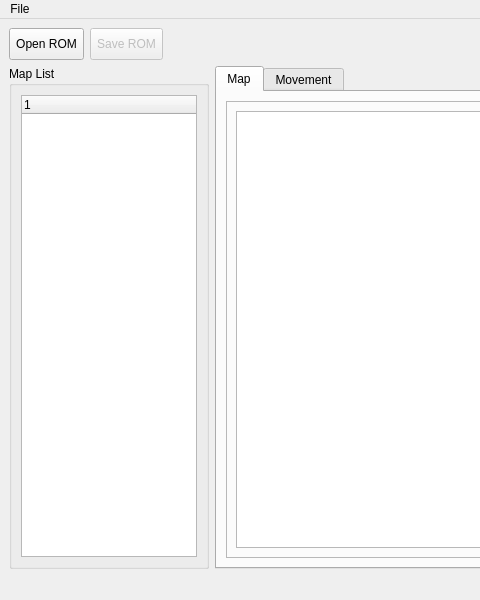
First picture: the form in ExeMap/ExeMap.ui, repository idealexe/EXE6_Tools, before the edit; both pictures show x 0 to 480 and y 0 to 600 of the 1000 by 600 pixel window.
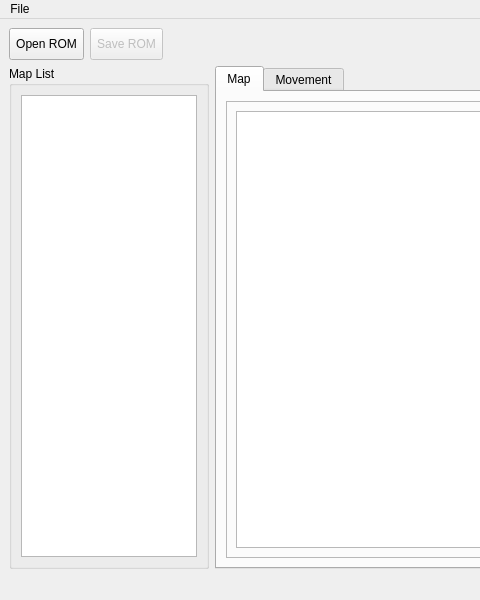
Second picture: the form after the edit.

The edit to the form file:
```diff
--- a/ExeMap/ExeMap.ui
+++ b/ExeMap/ExeMap.ui
@@ -75,13 +75,7 @@
         </property>
         <layout class="QVBoxLayout" name="verticalLayout">
          <item>
-          <widget class="QTreeWidget" name="mapTreeWidget">
-           <column>
-            <property name="text">
-             <string notr="true">1</string>
-            </property>
-           </column>
-          </widget>
+          <widget class="QListWidget" name="mapList"/>
          </item>
         </layout>
        </widget>
```
Left out of the diff: 19 changed lines with no effect on the pictures.
